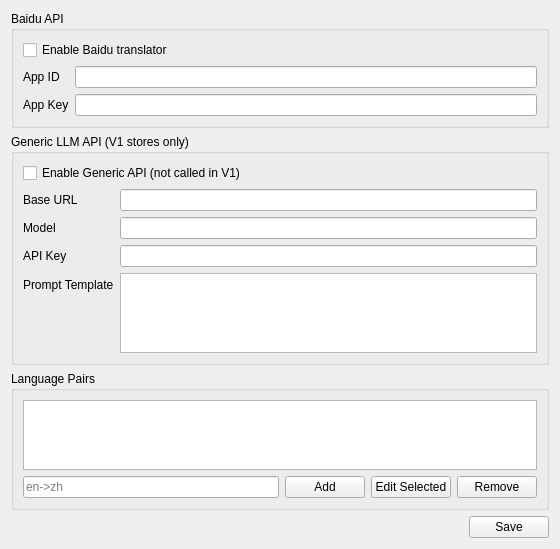
Before: the Qt Designer form settingswidget.ui in yangye1234/OpenTranslate, drawn with Qt 5.
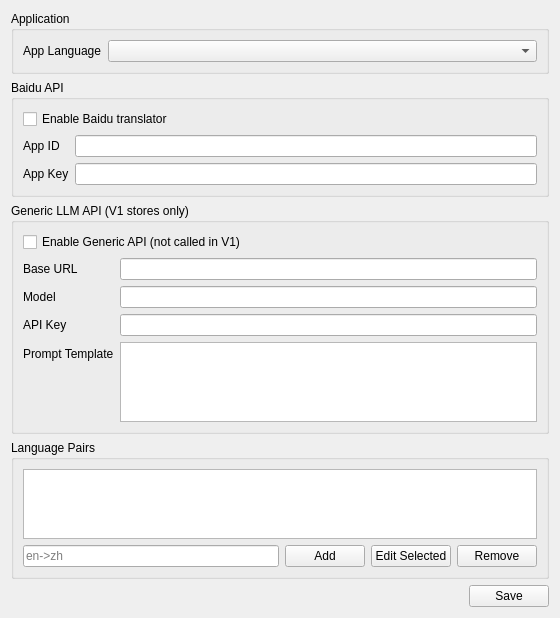
After: the same form once the commit is applied.

Commit message: feat(ui): polish dialog style and add app language setting

```diff
--- a/settingswidget.ui
+++ b/settingswidget.ui
@@ -14,6 +14,25 @@
    <string>Settings</string>
   </property>
   <layout class="QVBoxLayout" name="verticalLayout">
+   <item>
+    <widget class="QGroupBox" name="appGroup">
+     <property name="title">
+      <string>Application</string>
+     </property>
+     <layout class="QFormLayout" name="formLayoutApp">
+      <item row="0" column="0">
+       <widget class="QLabel" name="labelAppLanguage">
+        <property name="text">
+         <string>App Language</string>
+        </property>
+       </widget>
+      </item>
+      <item row="0" column="1">
+       <widget class="QComboBox" name="appLanguageCombo"/>
+      </item>
+     </layout>
+    </widget>
+   </item>
    <item>
     <widget class="QGroupBox" name="baiduGroup">
      <property name="title">
```
The commit also changes 11 other files.
